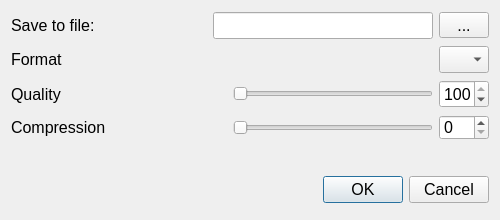
The window that src/forms/dialogexportimage.ui (socnetv/app) describes before a commit, drawn with Qt 5.
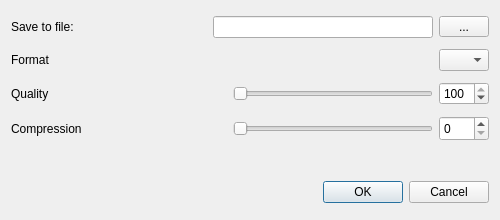
The same window after the commit.

Commit message: fixed pointsizes in macos

The edit to the form file:
```diff
--- a/src/forms/dialogexportimage.ui
+++ b/src/forms/dialogexportimage.ui
@@ -30,11 +30,6 @@
     <layout class="QHBoxLayout" name="horizontalLayout">
      <item>
       <widget class="QLabel" name="label">
-       <property name="font">
-        <font>
-         <pointsize>12</pointsize>
-        </font>
-       </property>
        <property name="text">
         <string>Save to file:</string>
        </property>
@@ -42,11 +37,6 @@
      </item>
      <item>
       <spacer name="horizontalSpacer">
-       <property name="font">
-        <font>
-         <pointsize>12</pointsize>
-        </font>
-       </property>
        <property name="orientation">
         <enum>Qt::Horizontal</enum>
        </property>
@@ -66,11 +56,6 @@
          <height>0</height>
         </size>
        </property>
-       <property name="font">
-        <font>
-         <pointsize>12</pointsize>
-        </font>
-       </property>
        <property name="toolTip">
         <string>&lt;html&gt;&lt;head/&gt;&lt;body&gt;&lt;p&gt;&lt;span style=&quot; font-weight:600;&quot;&gt;Image filename&lt;/span&gt;&lt;/p&gt;&lt;p&gt;The path and the filename of the resulting image. &lt;/p&gt;&lt;p&gt;Click the button on the right to select a new filename.&lt;/p&gt;&lt;p&gt;&lt;br/&gt;&lt;/p&gt;&lt;/body&gt;&lt;/html&gt;</string>
        </property>
@@ -90,11 +75,6 @@
          <height>16777215</height>
         </size>
        </property>
-       <property name="font">
-        <font>
-         <pointsize>12</pointsize>
-        </font>
-       </property>
        <property name="cursor">
         <cursorShape>PointingHandCursor</cursorShape>
        </property>
@@ -115,11 +95,6 @@
     <layout class="QHBoxLayout" name="horizontalLayout_25">
      <item>
       <widget class="QLabel" name="label_24">
-       <property name="font">
-        <font>
-         <pointsize>12</pointsize>
-        </font>
-       </property>
        <property name="text">
         <string>Format</string>
        </property>
@@ -130,7 +105,6 @@
        <property name="font">
         <font>
          <family>DejaVu Sans</family>
-         <pointsize>12</pointsize>
         </font>
        </property>
        <property name="orientation">
@@ -164,11 +138,6 @@
          <height>16777215</height>
         </size>
        </property>
-       <property name="font">
-        <font>
-         <pointsize>12</pointsize>
-        </font>
-       </property>
        <property name="toolTip">
         <string>&lt;!DOCTYPE HTML PUBLIC &quot;-//W3C//DTD HTML 4.0//EN&quot; &quot;http://www.w3.org/TR/REC-html40/strict.dtd&quot;&gt;
 &lt;html&gt;&lt;head&gt;&lt;meta name=&quot;qrichtext&quot; content=&quot;1&quot; /&gt;&lt;style type=&quot;text/css&quot;&gt;
@@ -190,11 +159,6 @@
     <layout class="QHBoxLayout" name="horizontalLayout_2">
      <item>
       <widget class="QLabel" name="label_2">
-       <property name="font">
-        <font>
-         <pointsize>12</pointsize>
-        </font>
-       </property>
        <property name="text">
         <string>Quality</string>
        </property>
@@ -202,11 +166,6 @@
      </item>
      <item>
       <spacer name="horizontalSpacer_3">
-       <property name="font">
-        <font>
-         <pointsize>12</pointsize>
-        </font>
-       </property>
        <property name="orientation">
         <enum>Qt::Horizontal</enum>
        </property>
@@ -250,11 +209,6 @@
          <height>16777215</height>
         </size>
        </property>
-       <property name="font">
-        <font>
-         <pointsize>12</pointsize>
-        </font>
-       </property>
        <property name="maximum">
         <number>100</number>
        </property>
@@ -269,11 +223,6 @@
     <layout class="QHBoxLayout" name="horizontalLayout_3">
      <item>
       <widget class="QLabel" name="label_3">
-       <property name="font">
-        <font>
-         <pointsize>12</pointsize>
-        </font>
-       </property>
        <property name="text">
         <string>Compression</string>
        </property>
@@ -281,11 +230,6 @@
      </item>
      <item>
       <spacer name="horizontalSpacer_2">
-       <property name="font">
-        <font>
-         <pointsize>12</pointsize>
-        </font>
-       </property>
        <property name="orientation">
         <enum>Qt::Horizontal</enum>
        </property>
@@ -305,11 +249,6 @@
          <height>0</height>
         </size>
        </property>
-       <property name="font">
-        <font>
-         <pointsize>12</pointsize>
-        </font>
-       </property>
        <property name="orientation">
         <enum>Qt::Horizontal</enum>
        </property>
@@ -335,11 +274,6 @@
          <height>25</height>
         </size>
        </property>
-       <property name="font">
-        <font>
-         <pointsize>12</pointsize>
-        </font>
-       </property>
        <property name="maximum">
         <number>100</number>
        </property>
@@ -349,11 +283,6 @@
    </item>
    <item row="4" column="1">
     <spacer name="verticalSpacer">
-     <property name="font">
-      <font>
-       <pointsize>12</pointsize>
-      </font>
-     </property>
      <property name="orientation">
       <enum>Qt::Vertical</enum>
      </property>
@@ -370,11 +299,6 @@
    </item>
    <item row="5" column="0" colspan="2">
     <widget class="QDialogButtonBox" name="buttonBox">
-     <property name="font">
-      <font>
-       <pointsize>12</pointsize>
-      </font>
-     </property>
      <property name="orientation">
       <enum>Qt::Horizontal</enum>
      </property>
```
Left out of the diff: 5 changed lines with no effect on the pictures. The commit also changes 15 other files.
